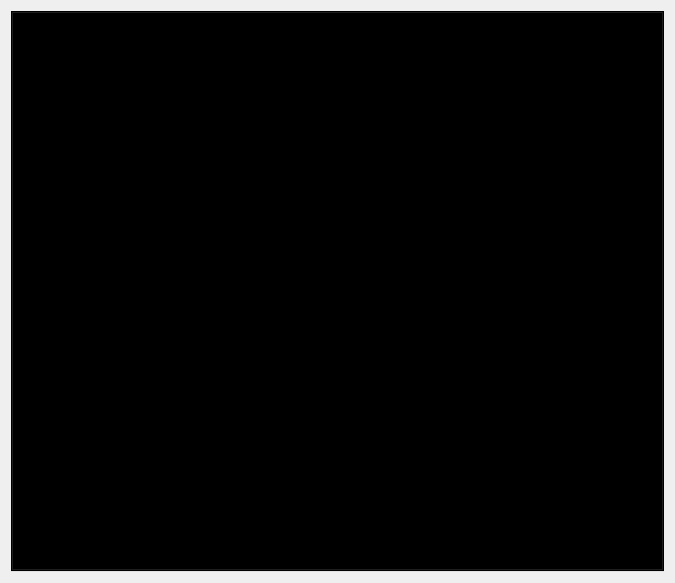
bradfordelliott/shorte, file src/ide/shortify/widgets/common/scripts/widgeteditor.ui: the form before one commit.
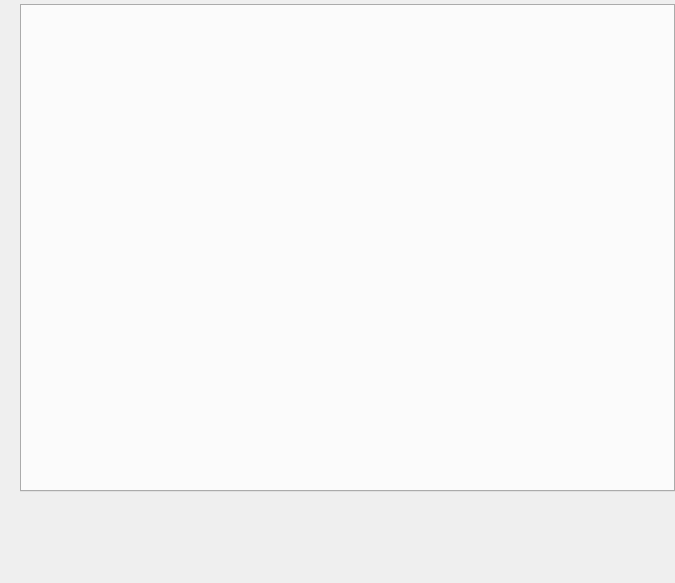
The form after the commit. Icons and pictures are not drawn. Custom widgets are drawn as their Qt base class.

The edit to the form file:
```diff
--- a/src/ide/shortify/widgets/common/scripts/widgeteditor.ui
+++ b/src/ide/shortify/widgets/common/scripts/widgeteditor.ui
@@ -13,25 +13,181 @@
   <property name="windowTitle">
    <string>Form</string>
   </property>
-  <layout class="QVBoxLayout" name="verticalLayout">
+  <layout class="QHBoxLayout" name="horizontalLayout_2">
+   <property name="spacing">
+    <number>0</number>
+   </property>
+   <property name="leftMargin">
+    <number>0</number>
+   </property>
+   <property name="topMargin">
+    <number>4</number>
+   </property>
+   <property name="rightMargin">
+    <number>0</number>
+   </property>
    <item>
-    <widget class="QTabWidget" name="m_tabs">
-     <property name="styleSheet">
-      <string notr="true">QTabWidget{background-color:black;}</string>
+    <widget class="QWidget" name="widget" native="true">
+     <layout class="QVBoxLayout" name="verticalLayout">
+      <property name="spacing">
+       <number>0</number>
+      </property>
+      <property name="leftMargin">
+       <number>0</number>
+      </property>
+      <property name="topMargin">
+       <number>0</number>
+      </property>
+      <property name="rightMargin">
+       <number>0</number>
+      </property>
+      <property name="bottomMargin">
+       <number>0</number>
+      </property>
+      <item>
+       <widget class="QPushButton" name="m_button_split">
+        <property name="maximumSize">
+         <size>
+          <width>20</width>
+          <height>20</height>
+         </size>
+        </property>
+        <property name="toolTip">
+         <string>Split current document vertically</string>
+        </property>
+        <property name="icon">
+         <iconset resource="../../../shortify.qrc">
+          <normaloff>:/images/resources/split_window.png</normaloff>:/images/resources/split_window.png</iconset>
+        </property>
+        <property name="flat">
+         <bool>true</bool>
+        </property>
+       </widget>
+      </item>
+      <item>
+       <widget class="QPushButton" name="m_button_split_horizontal">
+        <property name="maximumSize">
+         <size>
+          <width>20</width>
+          <height>20</height>
+         </size>
+        </property>
+        <property name="toolTip">
+         <string>Split current document vertically</string>
+        </property>
+        <property name="text">
+         <string/>
+        </property>
+        <property name="icon">
+         <iconset resource="../../../shortify.qrc">
+          <normaloff>:/images/resources/split_window_horizontal.png</normaloff>:/images/resources/split_window_horizontal.png</iconset>
+        </property>
+        <property name="flat">
+         <bool>true</bool>
+        </property>
+       </widget>
+      </item>
+      <item>
+       <widget class="QPushButton" name="m_button_unsplit">
+        <property name="maximumSize">
+         <size>
+          <width>20</width>
+          <height>20</height>
+         </size>
+        </property>
+        <property name="toolTip">
+         <string>Remove last split</string>
+        </property>
+        <property name="text">
+         <string/>
+        </property>
+        <property name="icon">
+         <iconset resource="../../../shortify.qrc">
+          <normaloff>:/images/resources/unsplit_window.png</normaloff>:/images/resources/unsplit_window.png</iconset>
+        </property>
+        <property name="flat">
+         <bool>true</bool>
+        </property>
+       </widget>
+      </item>
+      <item>
+       <spacer name="verticalSpacer">
+        <property name="orientation">
+         <enum>Qt::Vertical</enum>
+        </property>
+        <property name="sizeHint" stdset="0">
+         <size>
+          <width>20</width>
+          <height>40</height>
+         </size>
+        </property>
+       </spacer>
+      </item>
+     </layout>
+    </widget>
+   </item>
+   <item>
+    <widget class="QWidget" name="widget_2" native="true">
+     <property name="minimumSize">
+      <size>
+       <width>100</width>
+       <height>100</height>
+      </size>
      </property>
-     <property name="currentIndex">
-      <number>-1</number>
-     </property>
-     <property name="tabsClosable">
-      <bool>true</bool>
-     </property>
-     <property name="movable">
-      <bool>true</bool>
-     </property>
+     <layout class="QVBoxLayout" name="verticalLayout_2">
+      <property name="leftMargin">
+       <number>0</number>
+      </property>
+      <property name="topMargin">
+       <number>0</number>
+      </property>
+      <property name="rightMargin">
+       <number>0</number>
+      </property>
+      <item>
+       <widget class="QTabWidget" name="m_tabs">
+        <property name="autoFillBackground">
+         <bool>false</bool>
+        </property>
+        <property name="styleSheet">
+         <string notr="true"/>
+        </property>
+        <property name="currentIndex">
+         <number>-1</number>
+        </property>
+        <property name="tabsClosable">
+         <bool>true</bool>
+        </property>
+        <property name="movable">
+         <bool>true</bool>
+        </property>
+       </widget>
+      </item>
+      <item>
+       <widget class="WidgetToolsPanel" name="m_tools_panel" native="true">
+        <property name="minimumSize">
+         <size>
+          <width>0</width>
+          <height>65</height>
+         </size>
+        </property>
+       </widget>
+      </item>
+     </layout>
     </widget>
    </item>
   </layout>
  </widget>
- <resources/>
+ <customwidgets>
+  <customwidget>
+   <class>WidgetToolsPanel</class>
+   <extends>QWidget</extends>
+   <header>widgets/common/scripts/widgettoolspanel.h</header>
+   <container>1</container>
+  </customwidget>
+ </customwidgets>
+ <resources>
+  <include location="../../../shortify.qrc"/>
+ </resources>
  <connections/>
 </ui>
```
